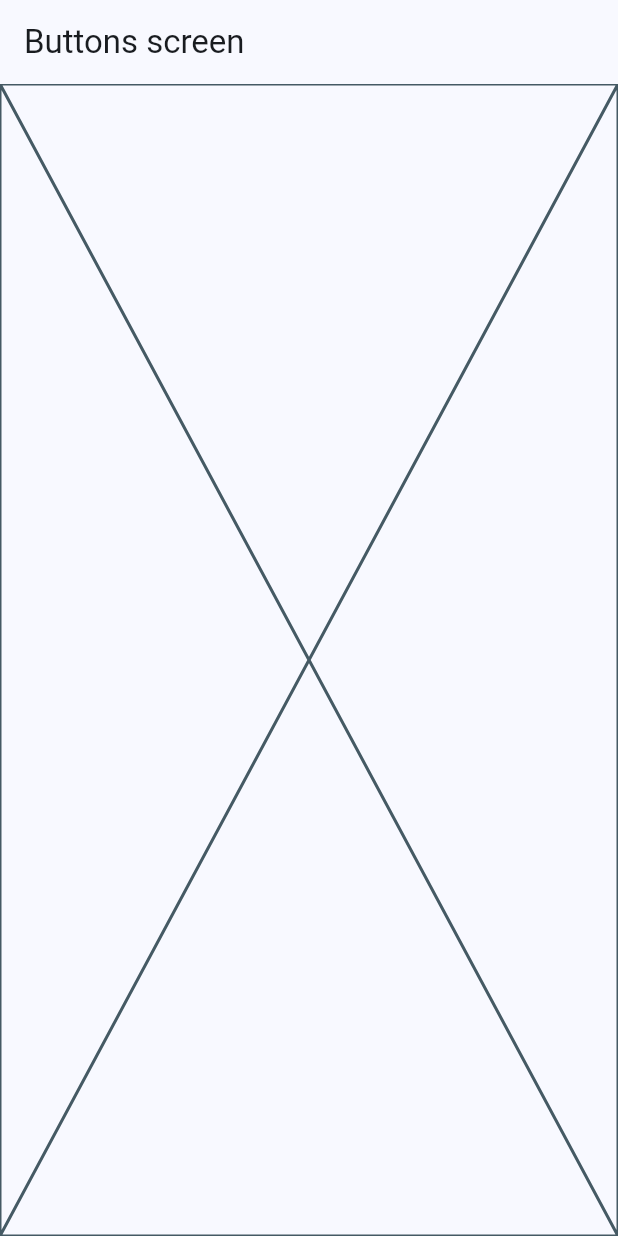
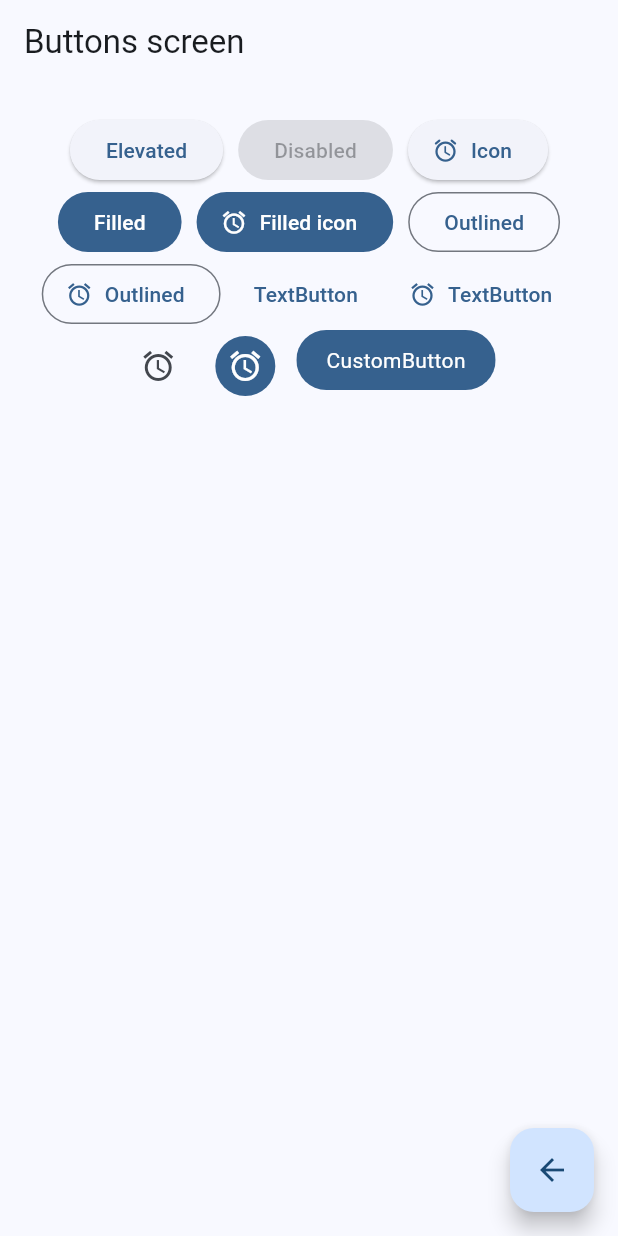
Before and after one commit to eserdeiro/widgets_app, a Flutter app: the ButtonsScreen screen opened by its route, on a phone screen of 412 x 824 dp. Run offline on Flutter 3.47's test engine with Material 2 defaults, Android fonts, the phone set to English and light mode, and no system bars; our stand-ins replace go_router.

Commit message:
buttosScreen body impl

```diff
--- a/lib/presentation/screens/buttons/buttons_screen.dart
+++ b/lib/presentation/screens/buttons/buttons_screen.dart
@@ -1,4 +1,5 @@
 import 'package:flutter/material.dart';
+import 'package:go_router/go_router.dart';
 
 class ButtonsScreen extends StatelessWidget {
 
@@ -10,9 +11,111 @@ class ButtonsScreen extends StatelessWidget {
   Widget build(BuildContext context) {
     return  Scaffold(
       appBar: AppBar(
-        title: Text('Buttons screen'),
+        title: const Text('Buttons screen'),
       ),
-      body: Placeholder(),
+      body: _ButtonsView(),
+      floatingActionButton: FloatingActionButton(
+        child: const Icon(Icons.arrow_back),
+        onPressed: (){
+          //context.pop();
+      }),
     );
   }
 }
+
+class _ButtonsView extends StatelessWidget {
+
+  @override
+  Widget build(BuildContext context) {
+
+    final colors = Theme.of(context).colorScheme;
+
+    return SizedBox(
+      width: double.infinity,
+      child: Padding(
+        padding: const EdgeInsets.symmetric(horizontal: 10, vertical: 20),
+        child: SizedBox(
+          child: Wrap(
+            spacing: 10,
+            alignment: WrapAlignment.center,
+            children: [
+            ElevatedButton(
+              onPressed: () {},
+              child: const Text('Elevated')),
+
+            const ElevatedButton(
+              onPressed: null,
+              child: Text('Disabled')),
+            ElevatedButton.icon(
+                onPressed: () {},
+                icon: const Icon(Icons.access_alarm_rounded),
+                label: const Text('Icon')),
+
+            FilledButton(
+              onPressed: () {},
+              child: const Text('Filled')),
+
+            FilledButton.icon(
+              onPressed: () {},
+              icon: const Icon(Icons.access_alarm_outlined),
+              label: const Text('Filled icon')),
+
+            OutlinedButton(
+              onPressed: (){},
+              child: const Text('Outlined')),
+
+            OutlinedButton.icon(
+              onPressed: (){},
+              icon:  const Icon(Icons.access_alarm_outlined) ,
+              label:  const Text('Outlined')),
+
+            TextButton(onPressed: (){}, child: const Text('TextButton')),
+
+            TextButton.icon(
+              onPressed: (){},
+              icon: const Icon(Icons.access_alarm_outlined) ,
+              label: const Text('TextButton')),
+
+            IconButton(onPressed: (){}, icon: const Icon(Icons.access_alarm_outlined)),
+
+            IconButton(
+              onPressed: (){},
+              icon: const Icon(Icons.access_alarm_outlined),
+              style: ButtonStyle(
+                backgroundColor: MaterialStatePropertyAll(colors.primary),
+                iconColor: const MaterialStatePropertyAll(Colors.white)
+              )),
+
+              //TODO custom button
+            const CustomButton()
+          ]
+            ),
+        ),
+      ),
+    );
+  }
+}
+
+class CustomButton extends StatelessWidget {
+  const CustomButton({super.key});
+  @override
+  Widget build(BuildContext context) {
+
+      final colors = Theme.of(context).colorScheme;
+
+    return  ClipRRect(
+      borderRadius: BorderRadius.circular(20),
+      child: Material(
+        color: colors.primary,
+        child:  InkWell(
+          onTap: (){},
+          child: const Padding(
+            padding: EdgeInsets.symmetric(horizontal: 20, vertical: 10),
+            child: Text('CustomButton', style: TextStyle(
+              color: Colors.white)),
+          ),
+        ),
+      ),
+    );
+  }
+}
```
